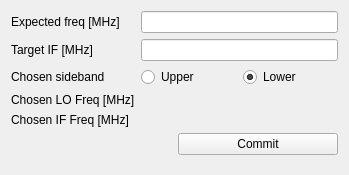
Qt form digital_servo_python_gui/channel_settings.ui (jddes/Frequency-comb-DPLL) before a commit.
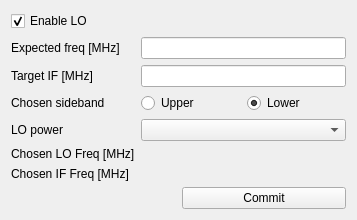
The same form after that commit.

Diff of the .ui file:
```diff
--- a/digital_servo_python_gui/channel_settings.ui
+++ b/digital_servo_python_gui/channel_settings.ui
@@ -6,42 +6,42 @@
    <rect>
     <x>0</x>
     <y>0</y>
-    <width>349</width>
-    <height>175</height>
+    <width>357</width>
+    <height>207</height>
    </rect>
   </property>
   <property name="windowTitle">
    <string>Form</string>
   </property>
   <layout class="QFormLayout" name="formLayout">
-   <item row="0" column="0">
+   <item row="1" column="0">
     <widget class="QLabel" name="label">
      <property name="text">
       <string>Expected freq [MHz]</string>
      </property>
     </widget>
    </item>
-   <item row="0" column="1">
+   <item row="1" column="1">
     <widget class="QLineEdit" name="editExpectedFreq"/>
    </item>
-   <item row="1" column="0">
+   <item row="2" column="0">
     <widget class="QLabel" name="label_2">
      <property name="text">
       <string>Target IF [MHz]</string>
      </property>
     </widget>
    </item>
-   <item row="1" column="1">
+   <item row="2" column="1">
     <widget class="QLineEdit" name="editTargetIF"/>
    </item>
-   <item row="2" column="0">
+   <item row="3" column="0">
     <widget class="QLabel" name="label_3">
      <property name="text">
       <string>Chosen sideband</string>
      </property>
     </widget>
    </item>
-   <item row="2" column="1">
+   <item row="3" column="1">
     <layout class="QHBoxLayout" name="horizontalLayout">
      <item>
       <widget class="QRadioButton" name="radioUpper">
@@ -65,35 +65,35 @@
      </item>
     </layout>
    </item>
-   <item row="3" column="0">
+   <item row="5" column="0">
     <widget class="QLabel" name="label_4">
      <property name="text">
       <string>Chosen LO Freq [MHz]</string>
      </property>
     </widget>
    </item>
-   <item row="3" column="1">
+   <item row="5" column="1">
     <widget class="QLabel" name="lblChosenLO">
      <property name="text">
       <string/>
      </property>
     </widget>
    </item>
-   <item row="4" column="0">
+   <item row="6" column="0">
     <widget class="QLabel" name="label_5">
      <property name="text">
       <string>Chosen IF Freq [MHz]</string>
      </property>
     </widget>
    </item>
-   <item row="4" column="1">
+   <item row="6" column="1">
     <widget class="QLabel" name="lblChosenIF">
      <property name="text">
       <string/>
      </property>
     </widget>
    </item>
-   <item row="5" column="0" colspan="2">
+   <item row="7" column="0" colspan="2">
     <layout class="QHBoxLayout" name="horizontalLayout_3">
      <item>
       <widget class="QLabel" name="lblStatus">
@@ -114,6 +114,26 @@
      </item>
     </layout>
    </item>
+   <item row="4" column="1">
+    <widget class="QComboBox" name="comboLOpower"/>
+   </item>
+   <item row="4" column="0">
+    <widget class="QLabel" name="label_6">
+     <property name="text">
+      <string>LO power</string>
+     </property>
+    </widget>
+   </item>
+   <item row="0" column="0" colspan="2">
+    <widget class="QCheckBox" name="chkEnableLO">
+     <property name="text">
+      <string>Enable LO</string>
+     </property>
+     <property name="checked">
+      <bool>true</bool>
+     </property>
+    </widget>
+   </item>
   </layout>
  </widget>
  <resources/>
```
